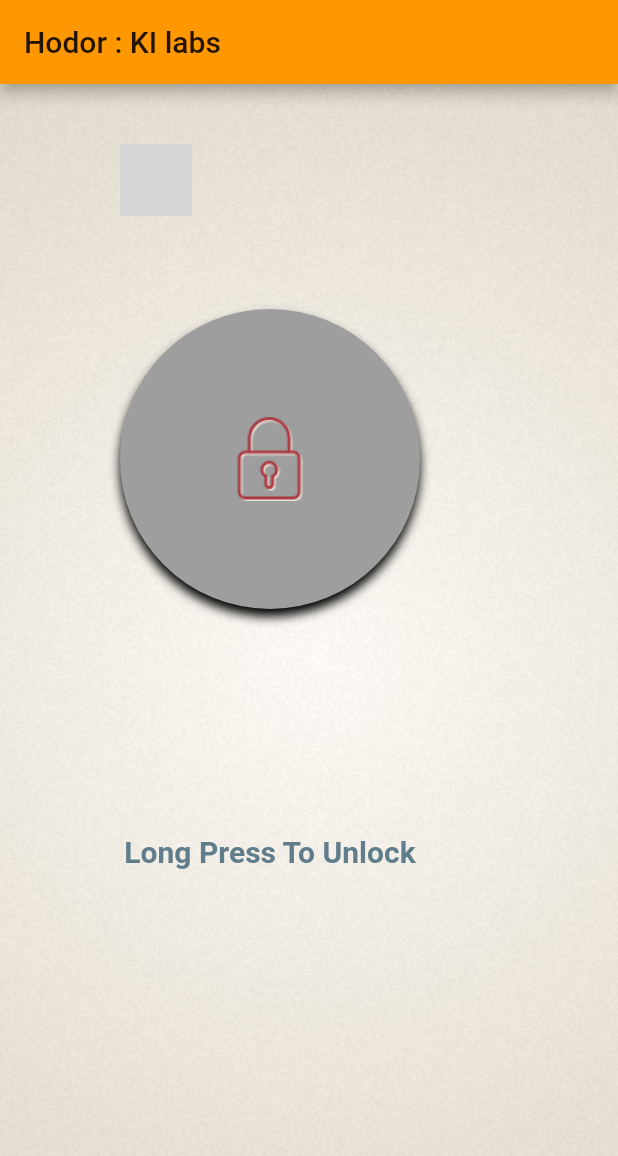
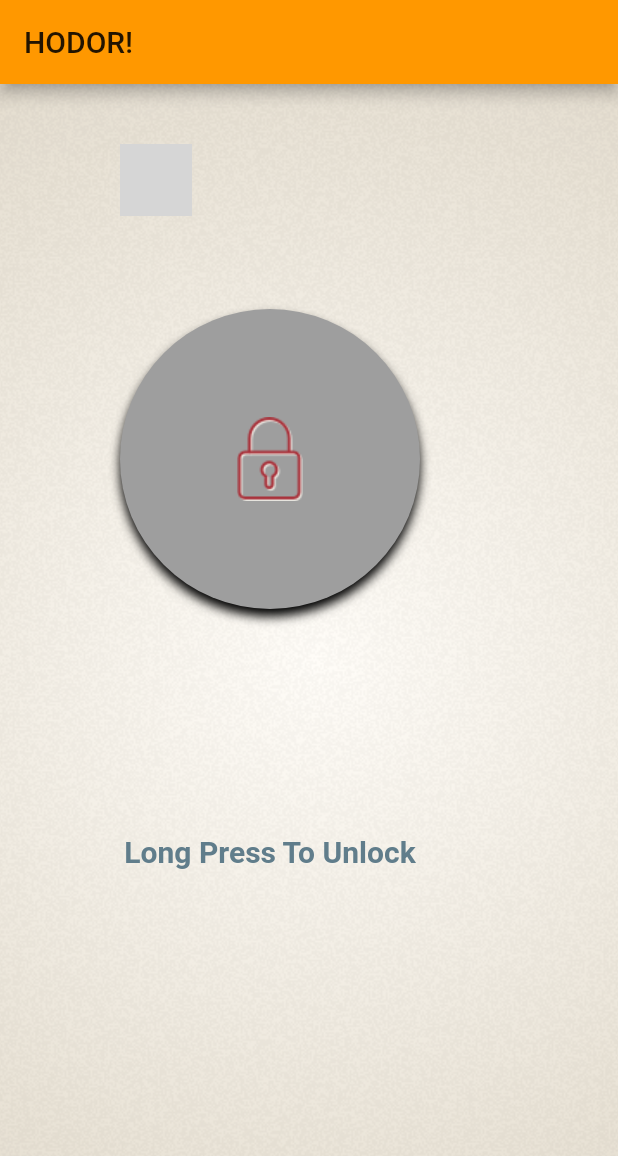
Before and after one commit to KI-labs/hodor-flutter-mobile, a Flutter app: the screen it shows after launch, on a phone screen of 412 x 824 dp. Shown: the top 1156 px of the screen. Run offline on Flutter 3.47's test engine with Material 2 defaults, Android fonts, the phone set to English and light mode, and no system bars; our stand-ins replace connectivity; missing offline and left inert: async_loader, vibrate; statements that could not run were skipped; grey boxes are pictures that could not be loaded.

```diff
--- a/lib/constants.dart
+++ b/lib/constants.dart
@@ -1,4 +1,4 @@
-const String APP_TITLE = "Hodor : KI labs";
+const String APP_TITLE = "HODOR!";
 const String SUCCESS_OPEN_DOOR_MSG = "Now, Open the Door!";
 const String FAILURE_OPEN_DOOR_MSG = "Network Error! Something went wrong";
 const String OPEN_DOOR_BUTTON_LABEL = "Open The Door";
```
Also changed, not shown: 15 other files.
